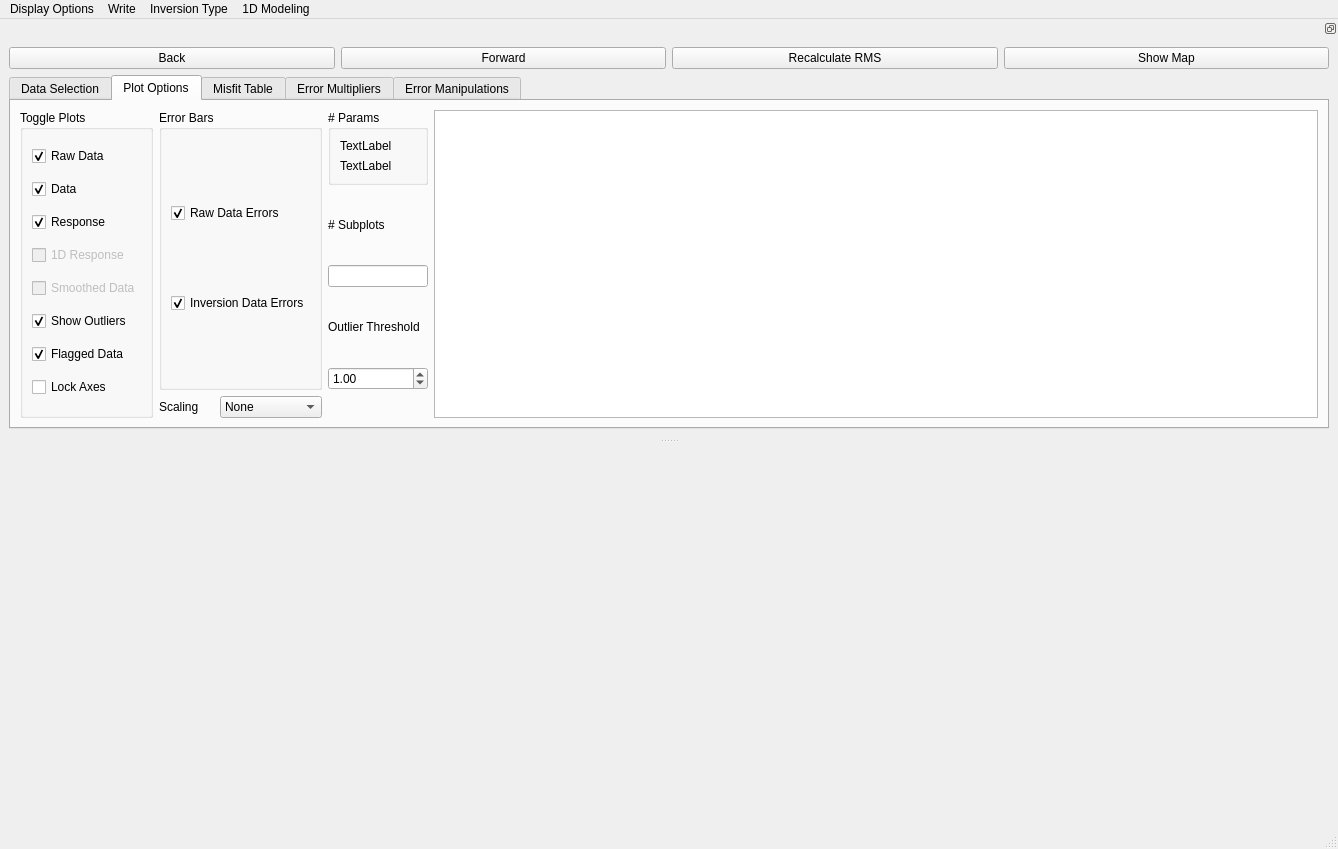
Qt form pyMT/DataGUI/data_plot.ui (eroots/pyMT) before a commit.
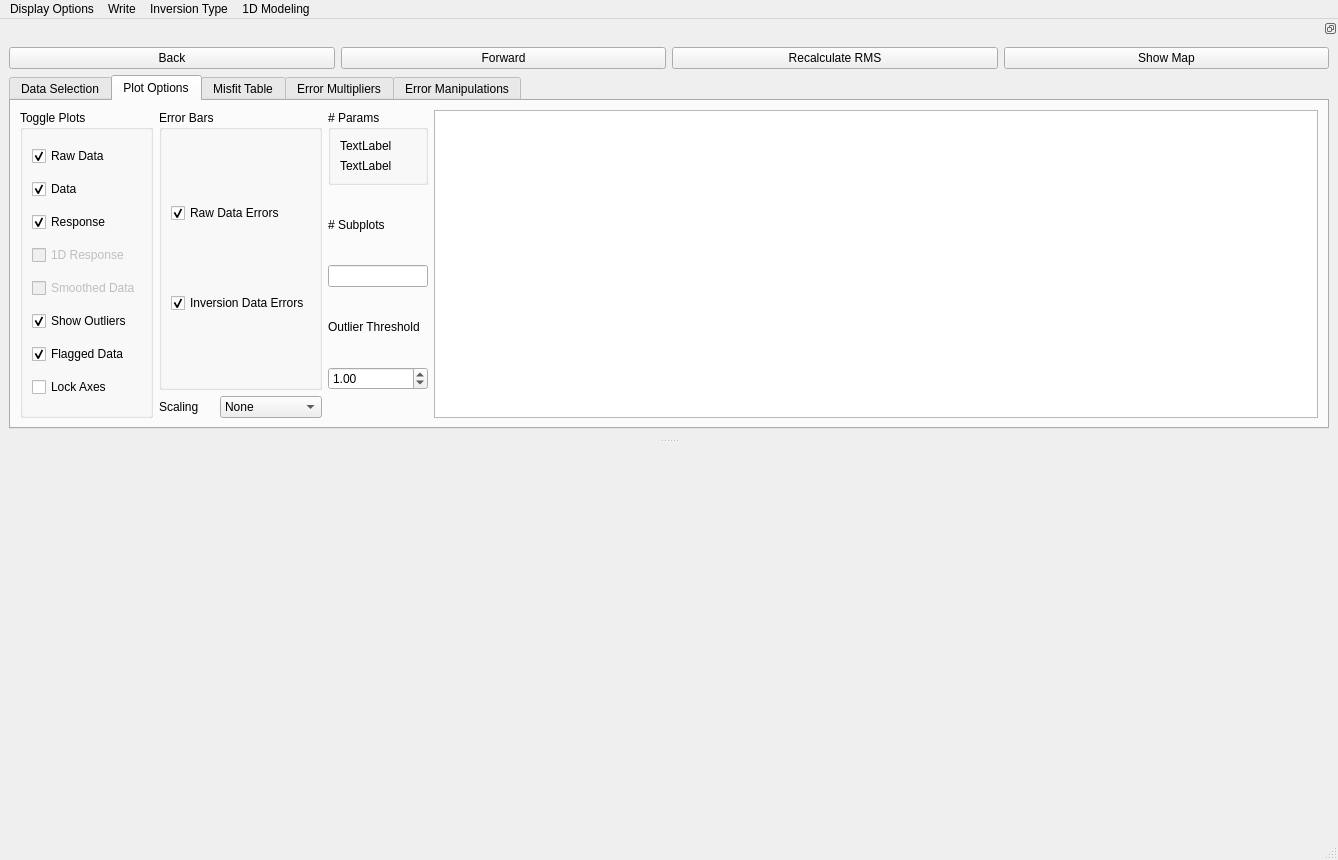
The same form after that commit.

```diff
--- a/pyMT/DataGUI/data_plot.ui
+++ b/pyMT/DataGUI/data_plot.ui
@@ -7,7 +7,7 @@
     <x>0</x>
     <y>0</y>
     <width>1338</width>
-    <height>849</height>
+    <height>860</height>
    </rect>
   </property>
   <property name="windowTitle">
```
Left out of the diff: 8 changed lines with no effect on the pictures.
